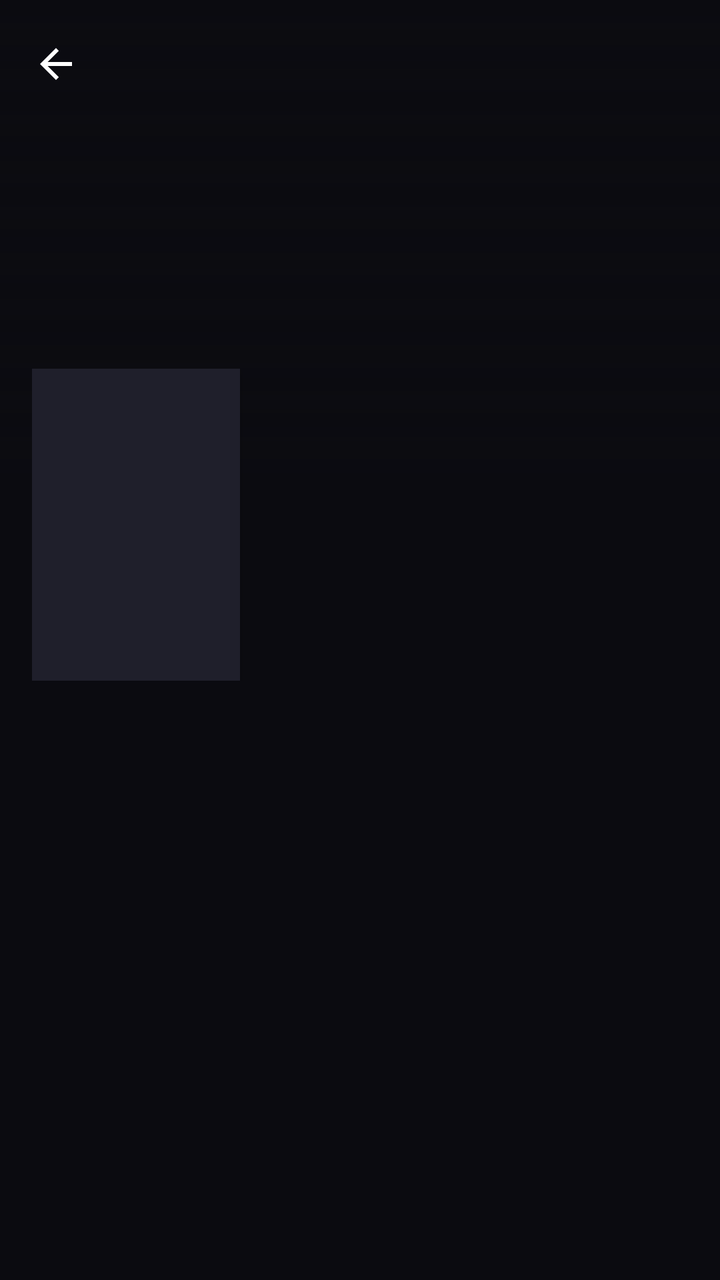
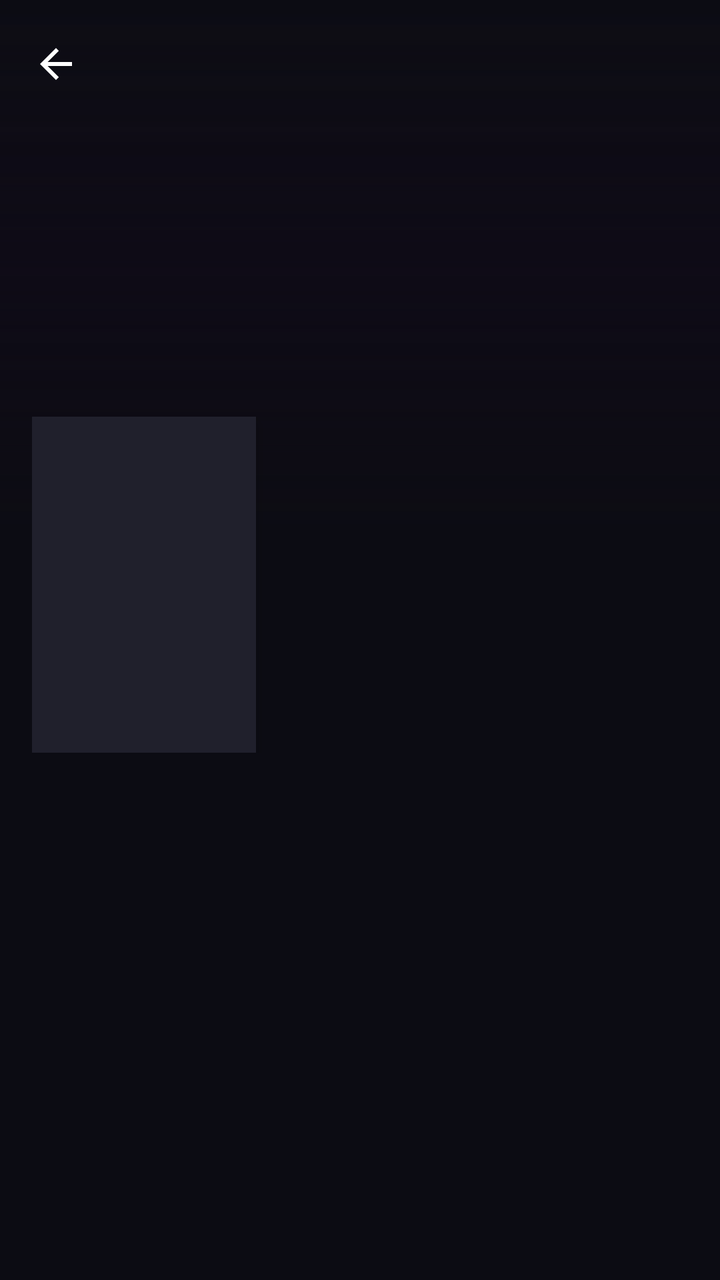

The first picture is an Android layout as it rendered before a commit; the second is the same layout after the commit. The layout source and the unified diff follow.
<!-- AndroidManifest.xml: application theme AppTheme -->
<!-- res/layout/detail_header.xml -->
<?xml version="1.0" encoding="utf-8"?>
<LinearLayout xmlns:android="http://schemas.android.com/apk/res/android"
    android:layout_width="match_parent"
    android:layout_height="wrap_content"
    android:orientation="vertical">

    <FrameLayout
        android:layout_width="match_parent"
        android:layout_height="wrap_content">

        <ImageView
            android:id="@+id/d_backdrop"
            android:layout_width="match_parent"
            android:layout_height="240dp"
            android:scaleType="centerCrop"
            android:contentDescription="@string/poster" />

        <ImageView
            android:layout_width="match_parent"
            android:layout_height="240dp"
            android:src="@drawable/scrim_bottom"
            android:contentDescription="@null" />

        <ImageView
            android:id="@+id/d_back"
            android:layout_width="40dp"
            android:layout_height="40dp"
            android:layout_marginStart="8dp"
            android:layout_marginTop="12dp"
            android:padding="8dp"
            android:src="@drawable/ic_arrow_back"
            android:tint="#FFFFFF"
            android:clickable="true"
            android:focusable="true"
            android:background="?android:attr/selectableItemBackgroundBorderless"
            android:contentDescription="@android:string/cancel" />
    </FrameLayout>

    <LinearLayout
        android:layout_width="match_parent"
        android:layout_height="wrap_content"
        android:orientation="horizontal"
        android:paddingStart="16dp"
        android:paddingEnd="16dp"
        android:layout_marginTop="-56dp">

        <ImageView
            android:id="@+id/d_poster"
            android:layout_width="104dp"
            android:layout_height="156dp"
            android:scaleType="centerCrop"
            android:background="@color/surface2"
            android:elevation="4dp"
            android:contentDescription="@string/poster" />

        <LinearLayout
            android:layout_width="0dp"
            android:layout_height="wrap_content"
            android:layout_weight="1"
            android:layout_marginStart="14dp"
            android:orientation="vertical">

            <TextView
                android:id="@+id/d_title"
                android:layout_width="match_parent"
                android:layout_height="wrap_content"
                android:textSize="19sp"
                android:textStyle="bold"
                android:maxLines="3"
                android:ellipsize="end"
                android:textColor="@color/text_primary" />

                    <TextView
                        android:id="@+id/d_count"
                        android:layout_width="match_parent"
                        android:layout_height="wrap_content"
                        android:layout_marginTop="6dp"
                        android:textSize="13sp"
                        android:textColor="@color/accent" />

                    <Button
                        android:id="@+id/d_fav"
                        android:layout_width="wrap_content"
                        android:layout_height="wrap_content"
                        android:layout_marginTop="10dp"
                        android:background="@drawable/bg_episode_focus"
                        android:textColor="#FFFFFF"
                        android:textSize="13sp" />
                </LinearLayout>
    </LinearLayout>

    <HorizontalScrollView
        android:layout_width="match_parent"
        android:layout_height="wrap_content"
        android:scrollbars="none"
        android:paddingStart="16dp"
        android:paddingEnd="16dp"
        android:layout_marginTop="14dp"
        android:layout_marginBottom="6dp">

        <LinearLayout
            android:id="@+id/d_chips"
            android:layout_width="wrap_content"
            android:layout_height="wrap_content"
            android:orientation="horizontal" />
    </HorizontalScrollView>
</LinearLayout>
<!-- resources referenced by this layout -->
<resources>
  <color name="accent">#7C5CFC</color>
  <color name="surface2">#1F1F2B</color>
  <color name="text_primary">#FFFFFF</color>
  <!-- drawable bg_episode_focus (drawable) -->
  <?xml version="1.0" encoding="utf-8"?>
  <selector xmlns:android="http://schemas.android.com/apk/res/android">
      <item android:state_focused="true">
          <shape android:shape="rectangle">
              <solid android:color="@color/accent" />
              <stroke android:width="3dp" android:color="#FFFFFF" />
              <corners android:radius="14dp" />
          </shape>
      </item>
      <item android:state_selected="true">
          <shape android:shape="rectangle">
              <solid android:color="@color/accent" />
              <stroke android:width="3dp" android:color="#FFFFFF" />
              <corners android:radius="14dp" />
          </shape>
      </item>
      <item android:state_activated="true">
          <shape android:shape="rectangle">
              <solid android:color="@color/accent" />
              <stroke android:width="3dp" android:color="#FFFFFF" />
              <corners android:radius="14dp" />
          </shape>
      </item>
      <item>
          <shape android:shape="rectangle">
              <solid android:color="@color/surface" />
              <corners android:radius="14dp" />
          </shape>
      </item>
  </selector>
  <!-- drawable ic_arrow_back (drawable) -->
  <?xml version="1.0" encoding="utf-8"?>
  <vector xmlns:android="http://schemas.android.com/apk/res/android"
      android:width="24dp" android:height="24dp"
      android:viewportWidth="24" android:viewportHeight="24">
      <path
          android:fillColor="#FFFFFFFF"
          android:pathData="M20,11H7.83l5.59,-5.59L12,4l-8,8 8,8 1.41,-1.41L7.83,13H20v-2z" />
  </vector>
  <!-- drawable scrim_bottom (drawable) -->
  <?xml version="1.0" encoding="utf-8"?>
  <shape xmlns:android="http://schemas.android.com/apk/res/android" android:shape="rectangle">
      <gradient
          android:angle="270"
          android:startColor="#00000000"
          android:endColor="#F20B0B10" />
  </shape>
  <string name="poster">Copertina</string>
  <style name="AppTheme" parent="android:Theme.Material.NoActionBar">
          <item name="android:colorPrimary">@color/accent</item>
          <item name="android:colorPrimaryDark">@color/bg</item>
          <item name="android:colorAccent">@color/accent</item>
          <item name="android:windowBackground">@color/bg</item>
          <item name="android:statusBarColor">@color/bg</item>
          <item name="android:navigationBarColor">@color/bg</item>
          <item name="android:textColorPrimary">@color/text_primary</item>
          <item name="android:textColorSecondary">@color/text_secondary</item>
          <item name="android:windowLightStatusBar">false</item>
      </style>
  <color name="surface">#16161F</color>
  <color name="bg">#0B0B10</color>
  <color name="text_secondary">#A0A4B8</color>
</resources>

<!-- the commit's change to res/layout/detail_header.xml (unified diff, before → after) -->
@@ -11,14 +11,20 @@
         <ImageView
             android:id="@+id/d_backdrop"
             android:layout_width="match_parent"
-            android:layout_height="240dp"
+            android:layout_height="264dp"
             android:scaleType="centerCrop"
             android:contentDescription="@string/poster" />
 
         <ImageView
             android:layout_width="match_parent"
-            android:layout_height="240dp"
+            android:layout_height="264dp"
             android:src="@drawable/scrim_bottom"
+            android:contentDescription="@null" />
+
+        <ImageView
+            android:layout_width="match_parent"
+            android:layout_height="264dp"
+            android:src="@drawable/bg_hero_scrim"
             android:contentDescription="@null" />
 
         <ImageView
@@ -46,11 +52,11 @@
 
         <ImageView
             android:id="@+id/d_poster"
-            android:layout_width="104dp"
-            android:layout_height="156dp"
+            android:layout_width="112dp"
+            android:layout_height="168dp"
             android:scaleType="centerCrop"
             android:background="@color/surface2"
-            android:elevation="4dp"
+            android:elevation="6dp"
             android:contentDescription="@string/poster" />
 
         <LinearLayout
<!-- resource entries referenced after the edit -->
@@ -1,7 +1,7 @@
 <!-- resources referenced by this layout -->
 <resources>
   <color name="accent">#7C5CFC</color>
-  <color name="surface2">#1F1F2B</color>
+  <color name="surface2">#20202C</color>
   <color name="text_primary">#FFFFFF</color>
   <!-- drawable bg_episode_focus (drawable) -->
   <?xml version="1.0" encoding="utf-8"?>
@@ -34,6 +34,15 @@
           </shape>
       </item>
   </selector>
+  <!-- drawable bg_hero_scrim (drawable) -->
+  <?xml version="1.0" encoding="utf-8"?>
+  <shape xmlns:android="http://schemas.android.com/apk/res/android" android:shape="rectangle">
+      <gradient
+          android:angle="270"
+          android:startColor="#00000000"
+          android:centerColor="#4D12071F"
+          android:endColor="#F20C0C13" />
+  </shape>
   <!-- drawable ic_arrow_back (drawable) -->
   <?xml version="1.0" encoding="utf-8"?>
   <vector xmlns:android="http://schemas.android.com/apk/res/android"
@@ -62,9 +71,16 @@
           <item name="android:textColorPrimary">@color/text_primary</item>
           <item name="android:textColorSecondary">@color/text_secondary</item>
           <item name="android:windowLightStatusBar">false</item>
+          <item name="android:windowAnimationStyle">@style/CmAnim.Activity</item>
       </style>
   <color name="surface">#16161F</color>
-  <color name="bg">#0B0B10</color>
+  <color name="bg">#0C0C13</color>
   <color name="text_secondary">#A0A4B8</color>
+  <style name="CmAnim.Activity" parent="android:Animation.Activity">
+          <item name="android:activityOpenEnterAnimation">@anim/cm_open_enter</item>
+          <item name="android:activityOpenExitAnimation">@anim/cm_open_exit</item>
+          <item name="android:activityCloseEnterAnimation">@anim/cm_close_enter</item>
+          <item name="android:activityCloseExitAnimation">@anim/cm_close_exit</item>
+      </style>
 </resources>
 
